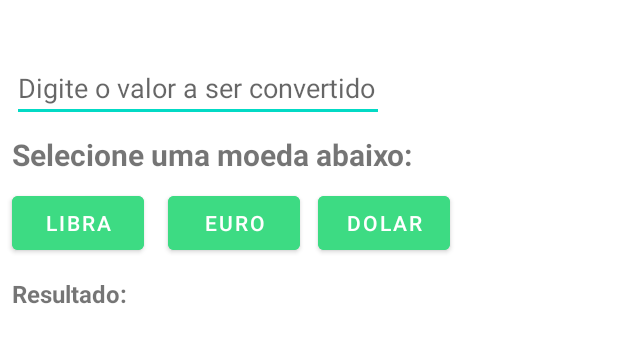
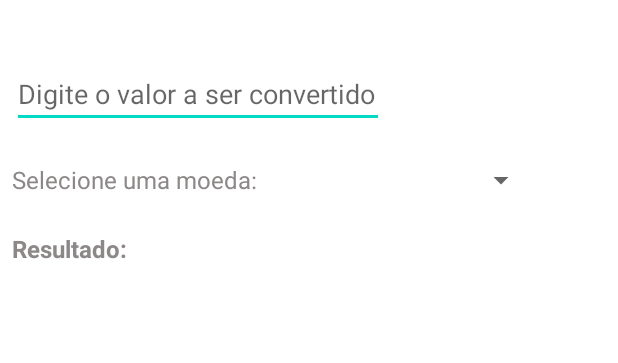
Before and after one commit to andreluissdo/Conversordemoedas, an Android app: the screen it shows after launch (MainActivity), on a phone screen of 412 x 824 dp, the part 290-653 px from its top. Run offline under Robolectric (Android 15) with nearby library versions, the phone set to English and light mode, and no system bars.

Commit message:
Terceiro commit

```diff
--- a/app/src/main/java/com/example/convertermoedas/MainActivity.java
+++ b/app/src/main/java/com/example/convertermoedas/MainActivity.java
@@ -3,19 +3,26 @@ package com.example.convertermoedas;
 
 import androidx.appcompat.app.AppCompatActivity;
 
+import android.annotation.SuppressLint;
 import android.os.Bundle;
 import android.view.View;
+import android.widget.AdapterView;
+import android.widget.ArrayAdapter;
 import android.widget.Button;
 import android.widget.EditText;
 import android.widget.LinearLayout;
+import android.widget.Spinner;
 import android.widget.TextView;
 
 public class MainActivity extends AppCompatActivity {
 
     private EditText editValor;
     private TextView textResultado;
-    private Button buttonDolar, buttonEuro, buttonLibra;
+    /*private Button buttonDolar, buttonEuro, buttonLibra;*/
+    private Spinner menu;
+    String [] opcoes = {"Selecione uma moeda:","Dolar", "Euro", "Libra"};
 
+    @SuppressLint("MissingInflatedId")
     @Override
     protected void onCreate(Bundle savedInstanceState) {
         super.onCreate(savedInstanceState);
@@ -24,12 +31,73 @@ public class MainActivity extends AppCompatActivity {
 
         editValor = findViewById(R.id.editValores);
         textResultado = findViewById(R.id.textResultado);
-        buttonDolar = findViewById(R.id.buttonDolar);
+        /*buttonDolar = findViewById(R.id.buttonDolar);
         buttonEuro = findViewById(R.id.buttonEuro);
-        buttonLibra = findViewById(R.id.buttonLibra);
+        buttonLibra = findViewById(R.id.buttonLibra);*/
+        menu = findViewById(R.id.menu);
+
+
+        ArrayAdapter<String> adapter = new ArrayAdapter<String>
+                (getApplicationContext(), R.layout.spinner_item, opcoes);
+        menu.setAdapter(adapter);
+
+        menu.setOnItemSelectedListener(new AdapterView.OnItemSelectedListener() {
+
+            @Override
+            public void onItemSelected(AdapterView<?> adapterView, View view, int position, long id) {
+
+                if(opcoes[position] == "Dolar"){
+                double valor;
+                try{
+                    valor = new Double(editValor.getText().toString());
+
+                }catch (NumberFormatException e){
+                    valor = 0;
+                }
+
+                double resultado = valor * 0.1989;
+                textResultado.setText("Resultado: " + resultado);
+
+                }else if(opcoes[position] == "Euro"){
+                    double valor;
+                    try{
+                        valor = new Double(editValor.getText().toString());
+
+                    }catch (NumberFormatException e){
+                        valor = 0;
+                    }
+
+                    double resultado = valor * 0.2001;
+                    textResultado.setText("Resultado: " + resultado);
+
+                }else if(opcoes[position] == "Libra"){
+                    double valor;
+                    try{
+                        valor = new Double(editValor.getText().toString());
+
+                    }catch (NumberFormatException e){
+                        valor = 0;
+                    }
+
+                    double resultado = valor * 0.1751;
+                    textResultado.setText("Resultado: " + resultado);
+
+                }else{
+                    textResultado.setText("Resultado: ");
+                }
+
+
+            }
+
+            @Override
+            public void onNothingSelected(AdapterView<?> adapterView) {
+
+
+            }
+        });
 
         /*Para calcular o dolar*/
-        buttonDolar.setOnClickListener(new View.OnClickListener() {
+        /*buttonDolar.setOnClickListener(new View.OnClickListener() {
             @Override
             public void onClick(View view) {
 
@@ -40,14 +108,14 @@ public class MainActivity extends AppCompatActivity {
                 }catch (NumberFormatException e){
                     valor = 0;
                 }
-                /*double valor = Double.parseDouble(editValor.getText().toString());*/
+
                 double resultado = valor * 0.1989;
                 textResultado.setText("O valor em dolar é: " + resultado);
 
             }
-        });
+        });*/
         /*Para calcular euro*/
-        buttonEuro.setOnClickListener(new View.OnClickListener() {
+        /*buttonEuro.setOnClickListener(new View.OnClickListener() {
             @Override
             public void onClick(View view) {
 
@@ -58,15 +126,15 @@ public class MainActivity extends AppCompatActivity {
                 }catch (NumberFormatException e){
                     valor = 0;
                 }
-                /*double valor = Double.parseDouble(editValor.getText().toString());*/
+
                 double resultado = valor * 0.2001;
                 textResultado.setText("O valor em euro é: " + resultado);
 
 
             }
-        });
+        });*/
         /*Para calcular Libra*/
-        buttonLibra.setOnClickListener(new View.OnClickListener() {
+        /*buttonLibra.setOnClickListener(new View.OnClickListener() {
             @Override
             public void onClick(View view) {
 
@@ -77,11 +145,11 @@ public class MainActivity extends AppCompatActivity {
                 }catch (NumberFormatException e){
                     valor = 0;
                 }
-                /*double valor = Double.parseDouble(editValor.getText().toString());*/
+
                 double resultado = valor * 0.1751;
                 textResultado.setText("O valor em libra é: " + resultado);
             }
-        });
+        });*/
 
 
     }
--- a/app/src/main/res/layout/activity_main.xml
+++ b/app/src/main/res/layout/activity_main.xml
@@ -13,70 +13,26 @@
         android:layout_width="248dp"
         android:layout_height="wrap_content"
         android:layout_marginStart="8dp"
-        android:layout_marginTop="36dp"
+        android:layout_marginTop="40dp"
         android:ems="10"
         android:hint="Digite o valor a ser convertido"
         android:inputType="number|textPersonName|numberDecimal"
+        android:textColor="#8C8888"
         app:layout_constraintStart_toStartOf="parent"
         app:layout_constraintTop_toBottomOf="@+id/imageView" />
-
-    <TextView
-        android:id="@+id/textView"
-        android:layout_width="wrap_content"
-        android:layout_height="wrap_content"
-        android:layout_marginStart="8dp"
-        android:layout_marginTop="8dp"
-        android:text="Selecione uma moeda abaixo:"
-        android:textAlignment="viewStart"
-        android:textSize="20sp"
-        android:textStyle="bold"
-        app:layout_constraintStart_toStartOf="parent"
-        app:layout_constraintTop_toBottomOf="@+id/editValores" />
-
-    <Button
-        android:id="@+id/buttonLibra"
-        android:layout_width="wrap_content"
-        android:layout_height="wrap_content"
-        android:layout_marginStart="8dp"
-        android:layout_marginTop="8dp"
-        android:backgroundTint="#3DDB83"
-        android:text="Libra"
-        app:layout_constraintStart_toStartOf="parent"
-        app:layout_constraintTop_toBottomOf="@+id/textView" />
-
-    <Button
-        android:id="@+id/buttonEuro"
-        android:layout_width="wrap_content"
-        android:layout_height="wrap_content"
-        android:layout_marginStart="16dp"
-        android:layout_marginTop="8dp"
-        android:backgroundTint="#3DDB83"
-        android:text="Euro"
-        app:layout_constraintStart_toEndOf="@+id/buttonLibra"
-        app:layout_constraintTop_toBottomOf="@+id/textView" />
-
-    <Button
-        android:id="@+id/buttonDolar"
-        android:layout_width="wrap_content"
-        android:layout_height="wrap_content"
-        android:layout_marginStart="12dp"
-        android:layout_marginTop="8dp"
-        android:backgroundTint="#3DDB83"
-        android:text="Dolar"
-        app:layout_constraintStart_toEndOf="@+id/buttonEuro"
-        app:layout_constraintTop_toBottomOf="@+id/textView" />
 
     <TextView
         android:id="@+id/textResultado"
         android:layout_width="wrap_content"
         android:layout_height="wrap_content"
         android:layout_marginStart="8dp"
-        android:layout_marginTop="12dp"
+        android:layout_marginTop="16dp"
         android:text="Resultado:"
+        android:textColor="#8C8888"
         android:textSize="16sp"
         android:textStyle="bold"
         app:layout_constraintStart_toStartOf="parent"
-        app:layout_constraintTop_toBottomOf="@+id/buttonEuro" />
+        app:layout_constraintTop_toBottomOf="@+id/menu" />
 
     <ImageView
         android:id="@+id/imageView"
@@ -89,4 +45,13 @@
         app:layout_constraintTop_toTopOf="parent"
         app:srcCompat="@drawable/ic_launcher_background" />
 
+    <Spinner
+        android:id="@+id/menu"
+        android:layout_width="358dp"
+        android:layout_height="37dp"
+        android:layout_marginTop="16dp"
+        app:layout_constraintTop_toBottomOf="@+id/editValores"
+        tools:ignore="MissingConstraints"
+        tools:layout_editor_absoluteX="8dp" />
+
 </androidx.constraintlayout.widget.ConstraintLayout>
--- /dev/null
+++ b/app/src/main/res/layout/spinner_item.xml
@@ -0,0 +1,10 @@
+<?xml version="1.0" encoding="utf-8"?>
+<CheckedTextView xmlns:android="http://schemas.android.com/apk/res/android"
+    android:id="@android:id/text1"
+    style="?android:attr/spinnerDropDownItemStyle"
+    android:singleLine="true"
+    android:layout_width="match_parent"
+    android:layout_height="?android:attr/listPreferredItemHeight"
+    android:textColor="#8C8888"
+    android:background="#FFFFFF"
+    android:ellipsize="marquee"/>
```
